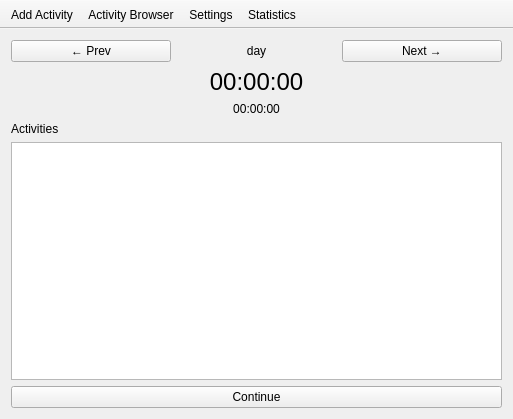
miere43/jatt, file src/TimeTracker/mainwindow.ui: the form before one commit.
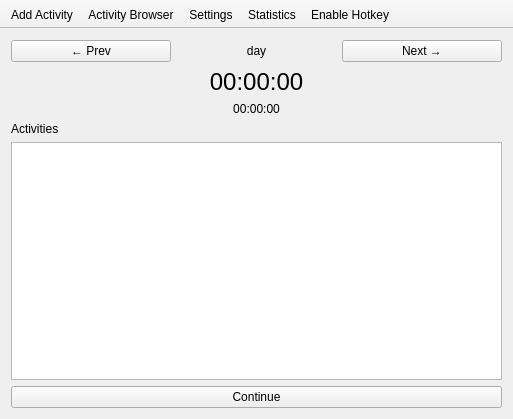
The form after the commit.

Diff of the .ui file:
```diff
--- a/src/TimeTracker/mainwindow.ui
+++ b/src/TimeTracker/mainwindow.ui
@@ -141,6 +141,7 @@
    <addaction name="openActivityBrowserAction"/>
    <addaction name="openSettingsAction"/>
    <addaction name="statisticsAction"/>
+   <addaction name="enableHotkeyAction"/>
   </widget>
   <action name="newSessionAction">
    <property name="text">
@@ -227,6 +228,17 @@
     <string>Activity Browser</string>
    </property>
   </action>
+  <action name="enableHotkeyAction">
+   <property name="checkable">
+    <bool>true</bool>
+   </property>
+   <property name="text">
+    <string>Enable Hotkey</string>
+   </property>
+   <property name="toolTip">
+    <string>Toggles enabled state of hotkey</string>
+   </property>
+  </action>
  </widget>
  <layoutdefault spacing="6" margin="11"/>
  <resources/>
```
